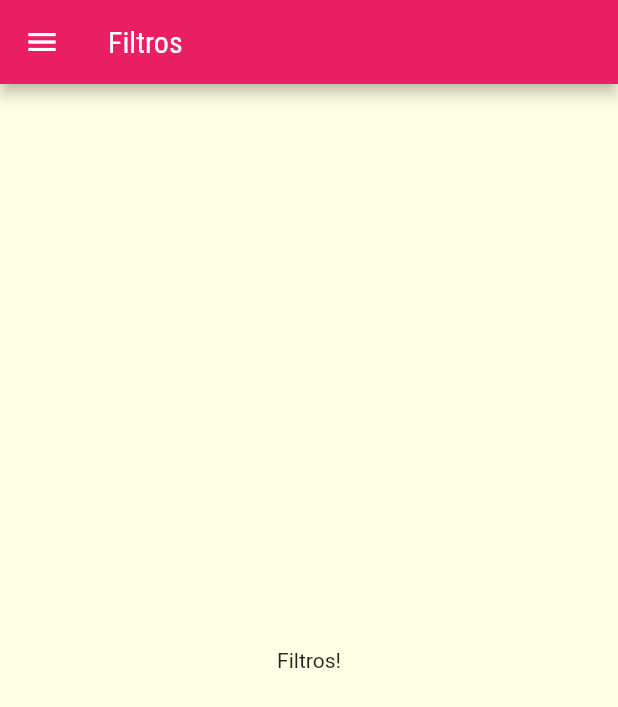
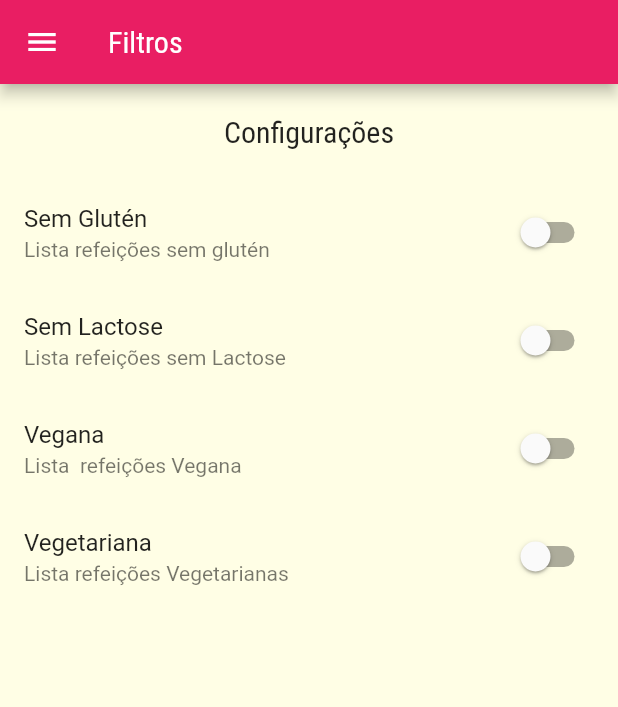
Before and after one commit to tiagosmweb/meals, a Flutter app: the FiltersScreen screen opened by its route, on a phone screen of 412 x 824 dp. Shown: the top 707 px of the screen. Run offline on Flutter 3.47's test engine with Material 2 defaults, Android fonts, the phone set to English and light mode, and no system bars; statements that could not run were skipped.

Commit message:
add filter

```diff
--- a/lib/main.dart
+++ b/lib/main.dart
@@ -5,10 +5,38 @@ import 'screens/categories.dart';
 import 'screens/categories_meals.dart';
 import 'screens/filters.dart';
 import 'utils/app_routes.dart';
+import 'models/meal.dart';
+import 'models/filters.dart';
+import 'data/dummy_data.dart';
 
 void main() => runApp(MyApp());
 
-class MyApp extends StatelessWidget {
+class MyApp extends StatefulWidget {
+  @override
+  State<MyApp> createState() => _MyAppState();
+}
+
+class _MyAppState extends State<MyApp> {
+  Filters filters = Filters();
+  List<Meal> _availableMeals = DUMMY_MEALS;
+
+  void _filterMeals(Filters filters) {
+    setState(() {
+      this.filters = filters;
+
+      _availableMeals = DUMMY_MEALS.where((meal) {
+        final filterGluten = filters.isGlutenFree && !meal.isGlutenFree;
+        final filterLactose = filters.isLactoseFree && !meal.isLactoseFree;
+        final filterVegan = filters.isVegan && !meal.isVegan;
+        final filterVegetarian = filters.isVegetarian && !meal.isVegetarian;
+        return !filterGluten &&
+            !filterLactose &&
+            !filterVegan &&
+            !filterVegetarian;
+      }).toList();
+    });
+  }
+
   @override
   Widget build(BuildContext context) {
     return MaterialApp(
@@ -28,9 +56,10 @@ class MyApp extends StatelessWidget {
       // home: CategorieScreen(),
       routes: {
         AppRoutes.HOME: (ctx) => TabsScreen(),
-        AppRoutes.CATEGORIES_MEALS: (ctx) => CategoriesMealsScreen(),
+        AppRoutes.CATEGORIES_MEALS: (ctx) =>
+            CategoriesMealsScreen(_availableMeals),
         AppRoutes.MEAL_DETAILS: (ctx) => MealDetailsScreen(),
-        AppRoutes.FILTERS: (ctx) => FiltersScreen(),
+        AppRoutes.FILTERS: (ctx) => FiltersScreen(filters, _filterMeals),
       },
       onUnknownRoute: (settings) {
         return MaterialPageRoute(
--- /dev/null
+++ b/lib/models/filters.dart
@@ -0,0 +1,13 @@
+class Filters {
+  bool isGlutenFree;
+  bool isLactoseFree;
+  bool isVegan;
+  bool isVegetarian;
+
+  Filters({
+    this.isGlutenFree = false,
+    this.isLactoseFree = false,
+    this.isVegan = false,
+    this.isVegetarian = false,
+  });
+}
--- a/lib/screens/filters.dart
+++ b/lib/screens/filters.dart
@@ -1,7 +1,43 @@
 import 'package:flutter/material.dart';
 import '../components/main_drawer.dart';
+import '../models/filters.dart';
 
-class FiltersScreen extends StatelessWidget {
+class FiltersScreen extends StatefulWidget {
+  final Filters filters;
+  final Function(Filters) onFiltersChanged;
+
+  const FiltersScreen(this.filters, this.onFiltersChanged);
+
+  @override
+  State<FiltersScreen> createState() => _FiltersScreenState();
+}
+
+class _FiltersScreenState extends State<FiltersScreen> {
+  late Filters filters;
+
+  @override
+  void initState() {
+    super.initState();
+    filters = widget.filters;
+  }
+
+  Widget _createSwitch(
+    String title,
+    String subtitle,
+    bool value,
+    Function(bool) onChanged,
+  ) {
+    return SwitchListTile(
+      title: Text(title),
+      subtitle: Text(subtitle),
+      value: value,
+      onChanged: (value) {
+        onChanged(value);
+        widget.onFiltersChanged(filters);
+      },
+    );
+  }
+
   @override
   Widget build(BuildContext context) {
     return Scaffold(
@@ -9,8 +45,46 @@ class FiltersScreen extends StatelessWidget {
         title: const Text('Filtros'),
       ),
       drawer: MainDrawer(),
-      body: Center(
-        child: const Text('Filtros!'),
+      body: Column(
+        children: [
+          Container(
+            padding: EdgeInsets.all(20),
+            child: Text(
+              'Configurações',
+              style: Theme.of(context).textTheme.titleLarge,
+            ),
+          ),
+          Expanded(
+            child: ListView(
+              children: <Widget>[
+                _createSwitch(
+                  'Sem Glutén',
+                  'Lista refeições sem glutén',
+                  filters.isGlutenFree,
+                  (value) => setState(() => filters.isGlutenFree = value),
+                ),
+                _createSwitch(
+                  'Sem Lactose',
+                  'Lista refeições sem Lactose',
+                  filters.isLactoseFree,
+                  (value) => setState(() => filters.isLactoseFree = value),
+                ),
+                _createSwitch(
+                  'Vegana',
+                  'Lista  refeições Vegana',
+                  filters.isVegan,
+                  (value) => setState(() => filters.isVegan = value),
+                ),
+                _createSwitch(
+                  'Vegetariana',
+                  'Lista refeições Vegetarianas',
+                  filters.isVegetarian,
+                  (value) => setState(() => filters.isVegetarian = value),
+                ),
+              ],
+            ),
+          )
+        ],
       ),
     );
   }
```
